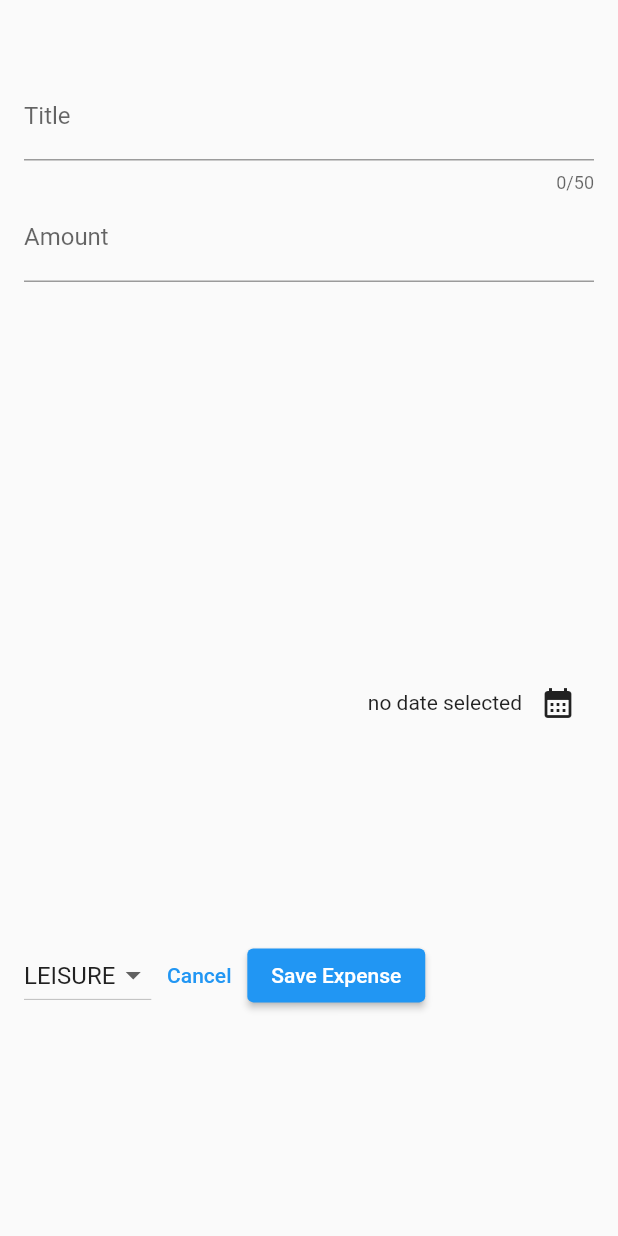
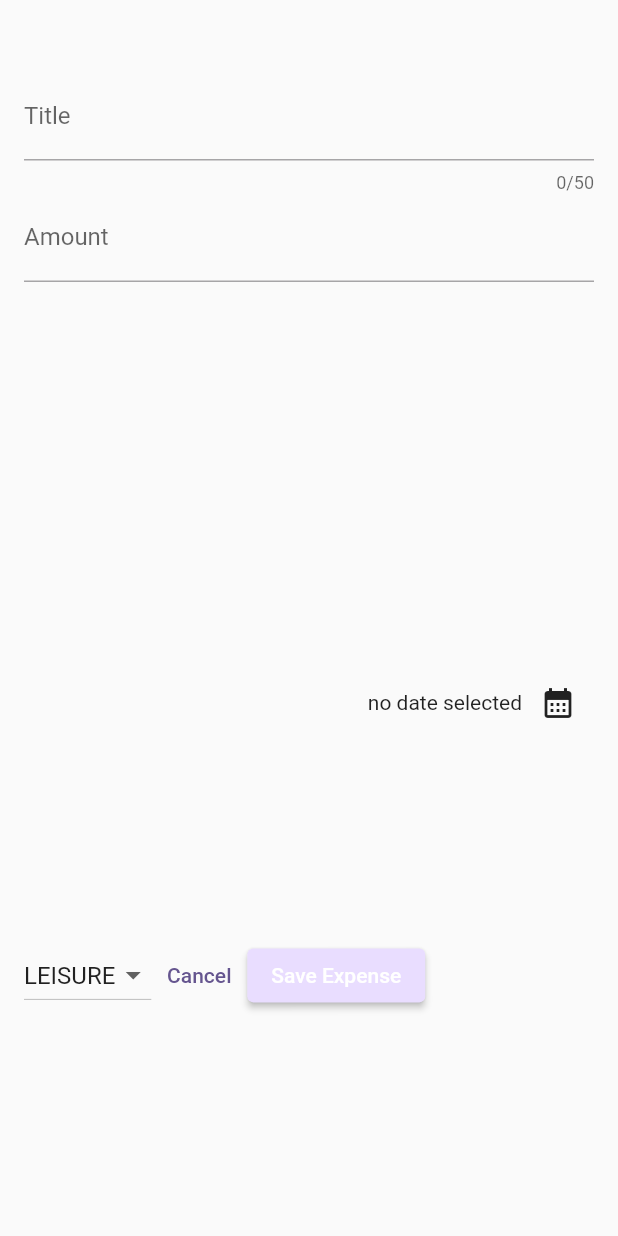
Before and after one commit to fredatabo/flutter_expense_tracker_app, a Flutter app: the screen it shows after launch, after a tap on the "add" icon, on a phone screen of 412 x 824 dp. Run offline on Flutter 3.47's test engine with Material 2 defaults, Android fonts, the phone set to English and light mode, and no system bars.

Commit message:
save expenses code modified and also General theme settings were applied

```diff
--- a/lib/expenses.dart
+++ b/lib/expenses.dart
@@ -27,7 +27,9 @@ class _ExpensesState extends State<Expenses> {
   void _openAddExpenseOverlay() {
     showModalBottomSheet(
       isScrollControlled: true,
-        context: context, builder: (ctx) =>  NewExpense(onAddExpense: _addExpense,));
+      context: context,
+      builder: (ctx) => NewExpense(onAddExpense: _addExpense),
+    );
   }
 
   void _addExpense(Expense expense) {
@@ -36,8 +38,41 @@ class _ExpensesState extends State<Expenses> {
     });
   }
 
+  void _removeExpense(Expense expense) {
+    final expenseIndex = _registeredExpenses.indexOf(expense);
+    setState(() {
+      _registeredExpenses.remove(expense);
+    });
+
+    ScaffoldMessenger.of(context).clearSnackBars();
+    ScaffoldMessenger.of(context).showSnackBar(
+      SnackBar(
+        duration: const Duration(seconds: 3),
+        content: const Text('Item deleted'),
+        action: SnackBarAction(
+            label: 'undo',
+            onPressed: () {
+              setState(() {
+                _registeredExpenses.insert(expenseIndex, expense);
+              });
+            }),
+      ),
+    );
+  }
+
   @override
   Widget build(BuildContext context) {
+    Widget mainContent = const Center(
+      child: Text('No expense found, start adding some'),
+    );
+
+    if (_registeredExpenses.isNotEmpty) {
+      mainContent = ExpensesList(
+        expenses: _registeredExpenses,
+        onRemoveExpense: _removeExpense,
+      );
+    }
+
     return Scaffold(
       appBar: AppBar(title: const Text('Expense Tracker'), actions: [
         IconButton(
@@ -46,10 +81,7 @@ class _ExpensesState extends State<Expenses> {
         ),
       ]),
       body: Column(
-        children: [
-          const Text('The chart'),
-          Expanded(child: ExpensesList(expenses: _registeredExpenses))
-        ],
+        children: [const Text('The chart'), Expanded(child: mainContent)],
       ),
     );
   }
--- a/lib/main.dart
+++ b/lib/main.dart
@@ -2,11 +2,36 @@ import 'package:flutter/material.dart';
 
 import 'package:expense_tracker/expenses.dart';
 
+var kColorScheme = ColorScheme.fromSeed(seedColor:
+  const Color.fromARGB(255, 96, 59, 181)
+);
 void main() {
   runApp(
-    const MaterialApp(
+     MaterialApp(
         debugShowCheckedModeBanner: false,
-      home: Expenses(),
+        theme: ThemeData().copyWith(
+          colorScheme: kColorScheme,
+          appBarTheme: const AppBarTheme().copyWith(
+            backgroundColor: kColorScheme.onPrimaryContainer,
+            foregroundColor: kColorScheme.primaryContainer,
+
+          ),
+          cardTheme: const CardTheme().copyWith(
+            color: kColorScheme.secondaryContainer,
+            margin: const EdgeInsets.symmetric(
+              horizontal: 16,
+              vertical: 8,
+
+            ),
+          ),
+          elevatedButtonTheme: ElevatedButtonThemeData(
+            style: ElevatedButton.styleFrom(
+              backgroundColor: kColorScheme.primaryContainer,
+            ),
+
+          ),
+        ),
+      home: const Expenses(),
     ),
   );
 }
--- a/lib/widgets/expenses_list.dart
+++ b/lib/widgets/expenses_list.dart
@@ -3,15 +3,23 @@ import 'package:expense_tracker/widgets/expense_item.dart';
 import 'package:flutter/material.dart';
 
 class ExpensesList extends StatelessWidget {
-  const ExpensesList({super.key, required this.expenses});
+  const ExpensesList(
+      {super.key, required this.expenses, required this.onRemoveExpense});
 
   final List<Expense> expenses;
+  final void Function(Expense expense) onRemoveExpense;
 
   @override
   Widget build(BuildContext context) {
     return ListView.builder(
-      itemCount: expenses.length,
-      itemBuilder: (ctx, index) => ExpenseItem(expenses[index])  );
-
+        itemCount: expenses.length,
+        itemBuilder: (ctx, index) => Dismissible(
+              key: ValueKey(expenses[index]),
+              onDismissed: (direction) {
+                // note direction is not used just needed.
+                onRemoveExpense(expenses[index]);
+              },
+              child: ExpenseItem(expenses[index]),
+            ));
   }
 }
```
